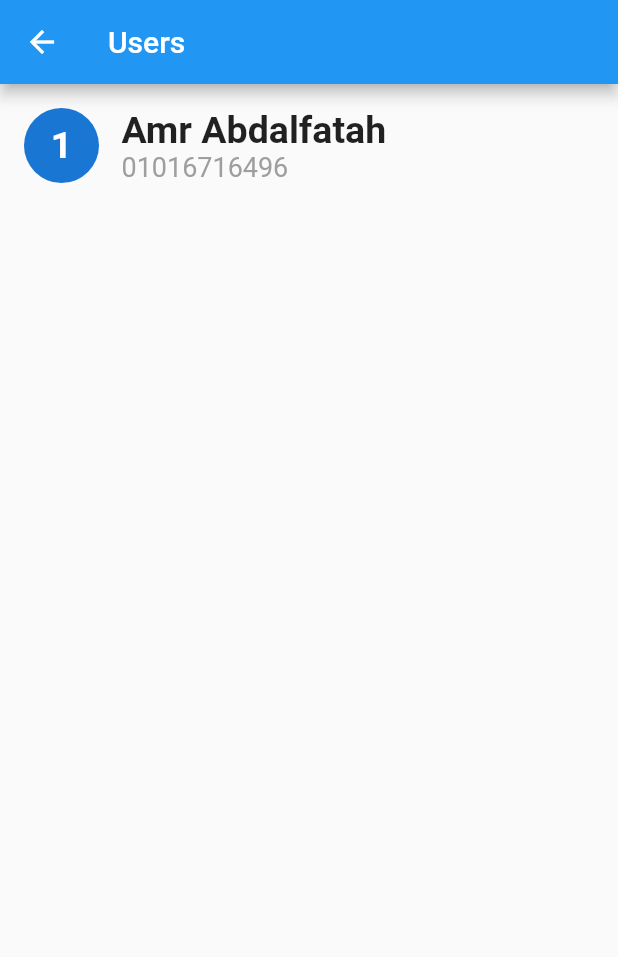
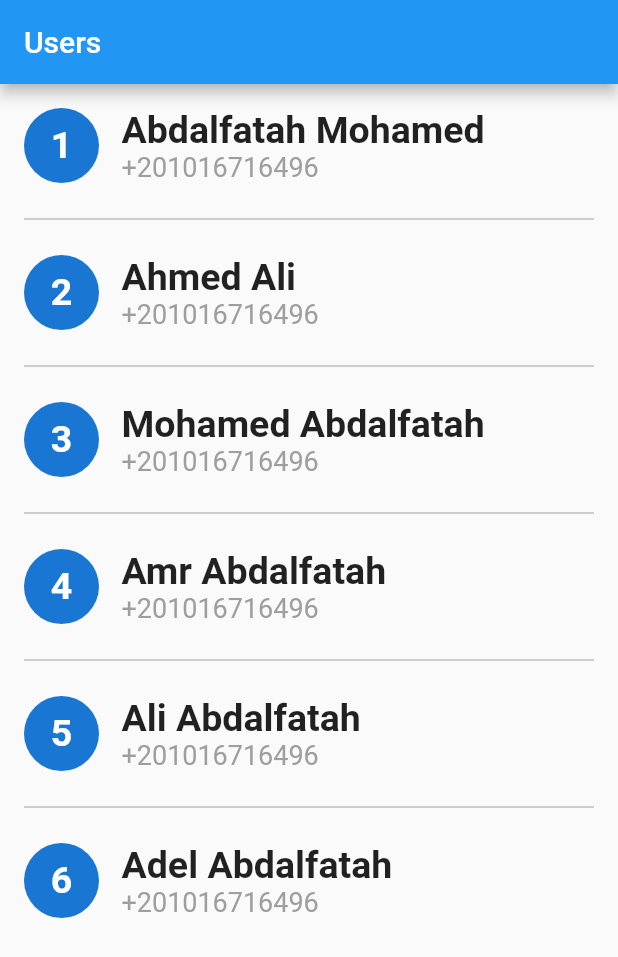
Before and after one commit to amrabdalfatah/Flutter_Course, a Flutter app: the UsersScreen screen opened directly, on a phone screen of 412 x 824 dp. Shown: the top 957 px of the screen. Run offline on Flutter 3.47's test engine with Material 2 defaults, Android fonts, the phone set to English and light mode, and no system bars.

Commit message:
Finish the ListView with class Model

```diff
--- a/lib/main.dart
+++ b/lib/main.dart
@@ -1,5 +1,5 @@
 import 'package:flutter/material.dart';
-import 'package:flutter_udemy_abdullah/messenger_screen.dart';
+import 'package:flutter_udemy_abdullah/users_screen.dart';
 
 void main() {
   runApp(MyApp());
@@ -10,7 +10,7 @@ class MyApp extends StatelessWidget {
   Widget build(BuildContext context) {
     return MaterialApp(
       debugShowCheckedModeBanner: false,
-      home: MessengerScreen(),
+      home: UsersScreen(),
     );
   }
 }
--- a/lib/users_screen.dart
+++ b/lib/users_screen.dart
@@ -1,9 +1,54 @@
 import 'package:flutter/material.dart';
+
+class UserModel {
+  final int id;
+  final String name;
+  final String phone;
+
+  UserModel({
+    @required this.id,
+    @required this.name,
+    @required this.phone,
+  });
+}
 
 class UsersScreen extends StatelessWidget {
   // 1. Build Item
   // 2. Build List
   // 3. add item to list
+
+  final List<UserModel> users = [
+    UserModel(
+      id: 1,
+      name: 'Abdalfatah Mohamed',
+      phone: '+201016716496',
+    ),
+    UserModel(
+      id: 2,
+      name: 'Ahmed Ali',
+      phone: '+201016716496',
+    ),
+    UserModel(
+      id: 3,
+      name: 'Mohamed Abdalfatah',
+      phone: '+201016716496',
+    ),
+    UserModel(
+      id: 4,
+      name: 'Amr Abdalfatah',
+      phone: '+201016716496',
+    ),
+    UserModel(
+      id: 5,
+      name: 'Ali Abdalfatah',
+      phone: '+201016716496',
+    ),
+    UserModel(
+      id: 6,
+      name: 'Adel Abdalfatah',
+      phone: '+201016716496',
+    ),
+  ];
 
   @override
   Widget build(BuildContext context) {
@@ -13,14 +58,27 @@ class UsersScreen extends StatelessWidget {
           'Users',
         ),
       ),
-      body: Padding(
+      body: ListView.separated(
+        itemBuilder: (context, index) => buildUserItem(users[index]),
+        separatorBuilder: (context, index) => Padding(
+          padding: const EdgeInsets.symmetric(horizontal: 16.0),
+          child: Divider(
+            color: Colors.grey[500],
+          ),
+        ),
+        itemCount: users.length,
+      ),
+    );
+  }
+
+  Widget buildUserItem(UserModel user) => Padding(
         padding: const EdgeInsets.all(16.0),
         child: Row(
           children: [
             CircleAvatar(
               radius: 25.0,
               child: Text(
-                '1',
+                user.id.toString(),
                 style: TextStyle(
                   fontSize: 25.0,
                   fontWeight: FontWeight.bold,
@@ -36,14 +94,14 @@ class UsersScreen extends StatelessWidget {
                 mainAxisSize: MainAxisSize.min,
                 children: [
                   Text(
-                    'Amr Abdalfatah',
+                    user.name,
                     style: TextStyle(
                       fontSize: 25.0,
                       fontWeight: FontWeight.bold,
                     ),
                   ),
                   Text(
-                    '01016716496',
+                    user.phone,
                     style: TextStyle(
                       color: Colors.grey,
                       fontSize: 18.0,
@@ -54,7 +112,5 @@ class UsersScreen extends StatelessWidget {
             ),
           ],
         ),
-      ),
-    );
-  }
+      );
 }
```
